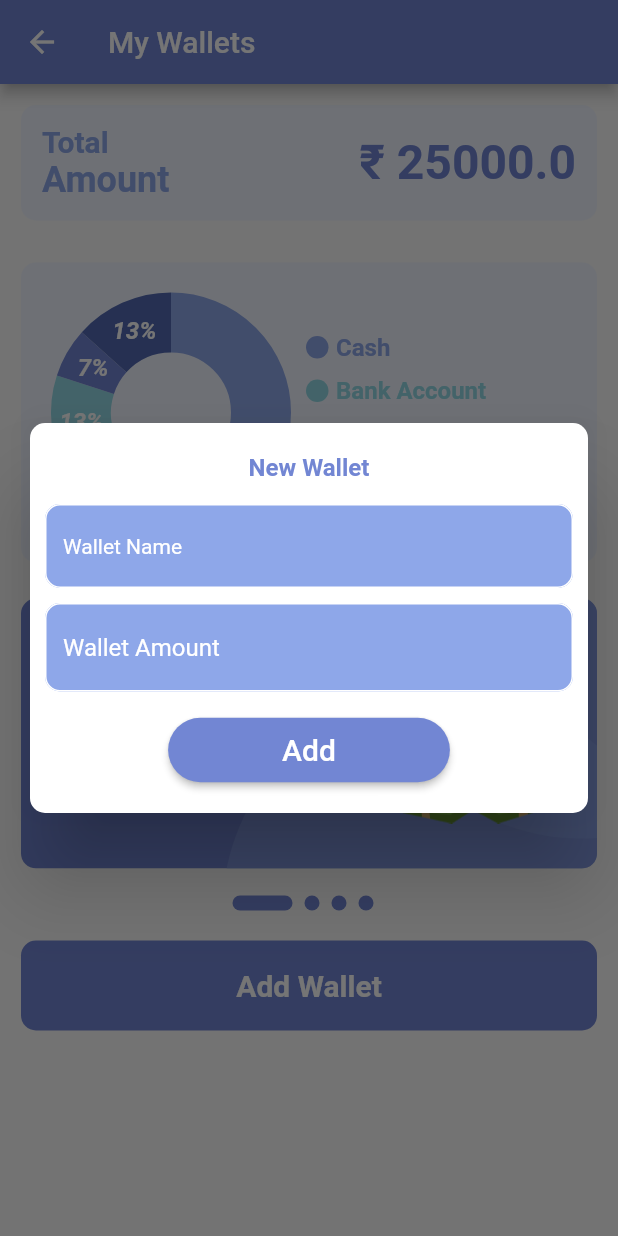
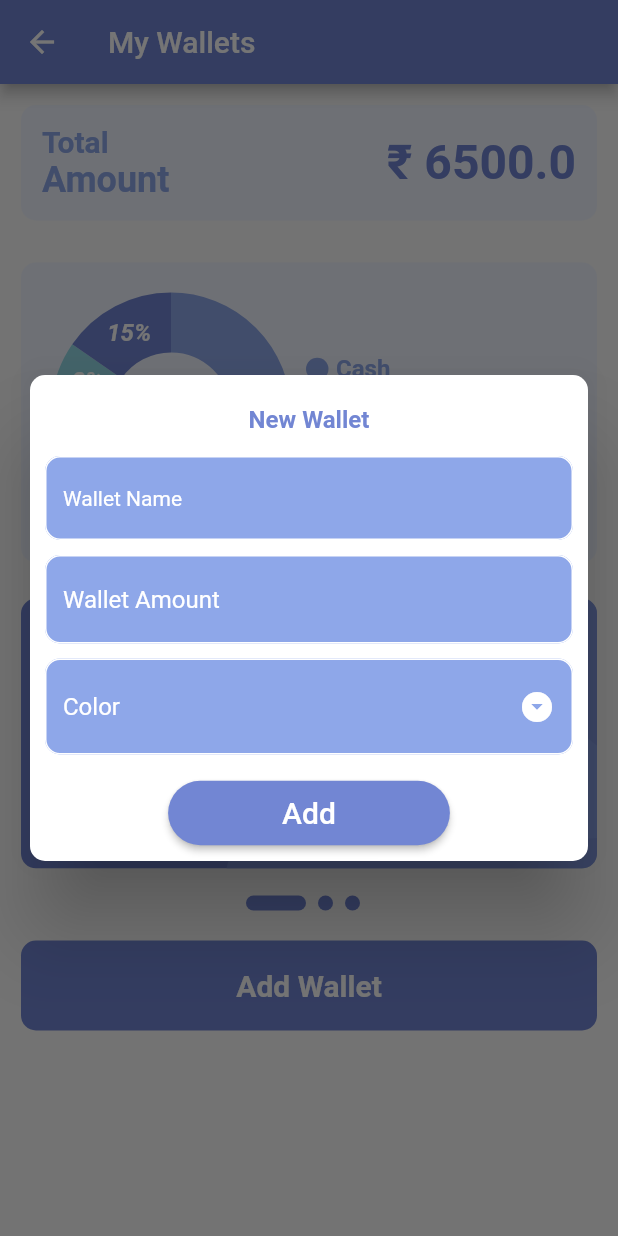
Before and after one commit to BluFin-Designs/Invox-App, a Flutter app: the HomePage screen opened directly, item 2 of the bottom bar chosen, after a tap on "Add Wallet", on a phone screen of 412 x 824 dp. Run offline on Flutter 3.47's test engine with Material 2 defaults, Android fonts, the phone set to English and light mode, and no system bars; drawn by our look-alikes of carousel_slider, fl_chart; our stand-ins replace bloc, equatable, firebase_auth, firebase_core, flutter_bloc, google_sign_in and 2 more; accounts and stored records are empty.

Commit message:
Wallet functionality added

```diff
--- a/invox/lib/Models/WalletModel.dart
+++ b/invox/lib/Models/WalletModel.dart
@@ -1,7 +1,14 @@
+import 'package:flutter/material.dart';
+
 class Wallet {
   String Uid;
   String title;
   double amount;
+  Color color;
 
-  Wallet({this.amount = 0, required this.title, required this.Uid});
+  Wallet(
+      {this.amount = 0,
+      required this.title,
+      required this.Uid,
+      required this.color});
 }
--- a/invox/lib/Views/Screens/HomePage_Screen.dart
+++ b/invox/lib/Views/Screens/HomePage_Screen.dart
@@ -14,6 +14,7 @@ import '../../Repositories/UserRepository.dart';
 import '../../Repositories/TransactionRepository.dart';
 import '../../Models/Transaction_Model.dart';
 import '../../blocs/transactions_bloc.dart';
+import '../../blocs/wallet_bloc.dart';
 
 class HomePage extends StatefulWidget {
   static const routeName = '/home-page';
@@ -250,7 +251,16 @@ class _HomePageState extends State<HomePage> {
                 );
                 break;
               case 1:
-                Navigator.pushNamed(context, MyWalletsScreen.routeName);
+                Navigator.of(context).push(
+                  MaterialPageRoute(
+                    builder: (_) {
+                      return BlocProvider(
+                        create: (context) => WalletBloc(),
+                        child: MyWalletsScreen(),
+                      );
+                    },
+                  ),
+                );
                 break;
               case 2:
                 Navigator.pushNamed(context, Statistics.routeName);
--- a/invox/lib/Views/Screens/MyWallets_Screen.dart
+++ b/invox/lib/Views/Screens/MyWallets_Screen.dart
@@ -1,9 +1,13 @@
 import 'package:flutter/material.dart';
 import 'package:fl_chart/fl_chart.dart';
+import 'package:flutter_bloc/flutter_bloc.dart';
 
+import '../../Models/WalletModel.dart';
 import '../Widgets/Total_Balance_Card.dart';
 import '../Widgets/WalletSlider.dart';
 import '../Widgets/Add_Wallet_PopUp.dart';
+import '../../blocs/wallet_bloc.dart';
+import '../../Repositories/WalletRepository.dart';
 
 class MyWalletsScreen extends StatefulWidget {
   static const routeName = '/my_wallets';
@@ -17,34 +21,13 @@ class _MyWalletsScreenState extends State<MyWalletsScreen> {
   void _refreshPage() {
     setState(() {});
   }
+  /*WalletRepository walletRepo = WalletRepository();
+  late List<Wallet> allWallets = walletRepo.getWallets();*/
 
-  List<Map<String, dynamic>> wallets = [
-    {
-      "name": "Cash",
-      "value": 5000.0,
-      "color": 0xff8EA7E9,
-    },
-    {
-      "name": "Bank Account",
-      "value": 1000.0,
-      "color": 0xff91D8E4,
-    },
-    {
-      "name": "Digital Wallet",
-      "value": 500.0,
-      "color": 0xff7286D3,
-    },
-    {
-      "name": "Others",
-      "value": 1000.0,
-      "color": 0xff5269B3,
-    },
-  ];
-
-  double getTotal() {
+  double getTotal(List<Wallet> allWallets) {
     double total = 0;
-    for (int i = 0; i < wallets.length; i++) {
-      total = total + wallets[i]["value"];
+    for (int i = 0; i < allWallets.length; i++) {
+      total = total + allWallets[i].amount;
     }
     return total;
   }
@@ -56,12 +39,25 @@ class _MyWalletsScreenState extends State<MyWalletsScreen> {
         title: const Text("My Wallets"),
         backgroundColor: Theme.of(context).primaryColor,
       ),
-      body: SingleChildScrollView(
+      body: BlocBuilder<WalletBloc, WalletState>(
+        builder: (context, state) {
+          if (state is WalletInitialState) {
+            BlocProvider.of<WalletBloc>(context).add(WalletLoadingEvent());
+            return SizedBox(
+              height: 200,
+              width: MediaQuery.of(context).size.width,
+              child: const Center(
+                child: CircularProgressIndicator(),
+              ),
+            );
+          } else if (state is WalletLoadedState) {
+            List<Wallet> allWallets = state.allWallets;
+            return SingleChildScrollView(
               child: Column(
                 children: [
-            const Padding(
+                  Padding(
                     padding: EdgeInsets.all(14.0),
-              child: Total_Balance_Card(amount: 25000),
+                    child: Total_Balance_Card(amount: getTotal(allWallets)),
                   ),
                   Padding(
                     padding: EdgeInsets.all(14.0),
@@ -86,7 +82,7 @@ class _MyWalletsScreenState extends State<MyWalletsScreen> {
                                     startDegreeOffset: -90,
                                     sectionsSpace: 0,
                                     centerSpaceRadius: 40,
-                              sections: showingSections(),
+                                    sections: showingSections(allWallets),
                                   ),
                                 ),
                               ),
@@ -100,15 +96,15 @@ class _MyWalletsScreenState extends State<MyWalletsScreen> {
                                   physics: const NeverScrollableScrollPhysics(),
                                   itemBuilder: (_, i) {
                                     return Padding(
-                                padding:
-                                    const EdgeInsets.symmetric(vertical: 5.0),
+                                      padding: const EdgeInsets.symmetric(
+                                          vertical: 5.0),
                                       child: Row(
                                         children: [
                                           Container(
                                             height: 15,
                                             width: 15,
                                             decoration: BoxDecoration(
-                                          color: Color(wallets[i]["color"]),
+                                                color: allWallets[i].color,
                                                 borderRadius:
                                                     BorderRadius.circular(10)),
                                           ),
@@ -116,20 +112,20 @@ class _MyWalletsScreenState extends State<MyWalletsScreen> {
                                             width: 5,
                                           ),
                                           Text(
-                                      (wallets[i]["name"].length > 13)
-                                          ? '${wallets[i]["name"].substring(0, 13)}..'
-                                          : wallets[i]["name"],
+                                            (allWallets[i].title.length > 13)
+                                                ? '${allWallets[i].title.substring(0, 13)}..'
+                                                : allWallets[i].title,
                                             style: TextStyle(
                                               fontSize: 16,
                                               fontWeight: FontWeight.bold,
-                                        color: Color(wallets[i]["color"]),
+                                              color: allWallets[i].color,
                                             ),
                                           ),
                                         ],
                                       ),
                                     );
                                   },
-                            itemCount: wallets.length,
+                                  itemCount: allWallets.length,
                                 ),
                               ),
                             )
@@ -138,7 +134,7 @@ class _MyWalletsScreenState extends State<MyWalletsScreen> {
                       ),
                     ),
                   ),
-            Wallet_Slider(wallets: wallets),
+                  Wallet_Slider(wallets: allWallets),
                   const SizedBox(
                     height: 10,
                   ),
@@ -179,7 +175,7 @@ class _MyWalletsScreenState extends State<MyWalletsScreen> {
                           ),
                           child: SizedBox(
                             width: MediaQuery.of(context).size.width - 40,
-                      height: 260,
+                            height: MediaQuery.of(context).size.height - 500,
                             child: SingleChildScrollView(
                               child: Column(
                                 children: <Widget>[
@@ -208,19 +204,30 @@ class _MyWalletsScreenState extends State<MyWalletsScreen> {
                   )
                 ],
               ),
+            );
+          } else {
+            return SizedBox(
+              height: 200,
+              width: MediaQuery.of(context).size.width,
+              child: const Center(
+                child: Text("Error Loading Data!"),
+              ),
+            );
+          }
+        },
       ),
     );
   }
 
-  List<PieChartSectionData> showingSections() {
+  List<PieChartSectionData> showingSections(List<Wallet> allWallets) {
     List<PieChartSectionData> data = [];
-    for (var element in wallets) {
+    for (var element in allWallets) {
       data.add(PieChartSectionData(
-          color: Color(element["color"]),
-          value: element["value"],
+          color: element.color,
+          value: element.amount,
           showTitle: true,
           title:
-              ('${((element["value"] / getTotal()) * 100).toStringAsFixed(0)}%'),
+              ('${((element.amount / getTotal(allWallets)) * 100).toStringAsFixed(0)}%'),
           titleStyle: const TextStyle(
               color: Colors.white,
               fontWeight: FontWeight.bold,
--- a/invox/lib/Views/Widgets/Add_Wallet_PopUp.dart
+++ b/invox/lib/Views/Widgets/Add_Wallet_PopUp.dart
@@ -16,6 +16,7 @@ class _AddWalletPopupState extends State<AddWalletPopup> {
 
   late String _newWalletTitle;
   late double _newWalletAmount;
+  late Color _newWalletColor;
   _addNewWallet(BuildContext context, Wallet wallet) {
     WalletRepository catRepo = WalletRepository();
     try {
@@ -122,6 +123,77 @@ class _AddWalletPopupState extends State<AddWalletPopup> {
                 },
               ),
             ),
+            Padding(
+              padding: const EdgeInsets.symmetric(
+                horizontal: 10,
+                vertical: 5,
+              ),
+              child: SizedBox(
+                width: MediaQuery.of(context).size.width - 40,
+                child: DropdownButtonFormField(
+                  isDense: true,
+                  icon: const Icon(
+                    Icons.arrow_drop_down_circle,
+                    color: Colors.white,
+                  ),
+                  style: const TextStyle(
+                    color: Colors.white,
+                    fontSize: 12,
+                  ),
+                  decoration: InputDecoration(
+                    hintStyle: const TextStyle(
+                      color: Colors.white,
+                    ),
+                    focusColor: Colors.white,
+                    enabledBorder: OutlineInputBorder(
+                      borderRadius: BorderRadius.circular(10),
+                      borderSide: const BorderSide(
+                        color: Colors.white,
+                        style: BorderStyle.solid,
+                      ),
+                    ),
+                    focusedBorder: OutlineInputBorder(
+                      borderRadius: BorderRadius.circular(10),
+                      borderSide: const BorderSide(
+                        color: Colors.white,
+                        style: BorderStyle.solid,
+                      ),
+                    ),
+                    fillColor: Color(0xff8EA7E9),
+                    filled: true,
+                  ),
+                  borderRadius: BorderRadius.circular(10),
+                  hint: const Text(
+                    "Color",
+                    style: TextStyle(
+                      color: Colors.white,
+                      fontSize: 16,
+                    ),
+                  ),
+                  items: <Color>[
+                    Colors.deepOrangeAccent,
+                    Colors.blueAccent,
+                    Colors.greenAccent,
+                    Colors.purpleAccent,
+                  ].map<DropdownMenuItem<Color>>((Color value) {
+                    return DropdownMenuItem<Color>(
+                      value: value,
+                      child: Container(
+                        height: 30,
+                        width: 50,
+                        decoration: BoxDecoration(
+                          borderRadius: BorderRadius.circular(30),
+                          color: value,
+                        ),
+                      ),
+                    );
+                  }).toList(),
+                  onChanged: (Color? value) {
+                    _newWalletColor = value!;
+                  },
+                ),
+              ),
+            ),
             const SizedBox(
               height: 10,
             ),
@@ -138,6 +210,7 @@ class _AddWalletPopupState extends State<AddWalletPopup> {
                       Wallet(
                         title: _newWalletTitle,
                         amount: _newWalletAmount,
+                        color: _newWalletColor,
                         Uid: uuid.v1(),
                       ));
                 } else {
--- a/invox/lib/Views/Widgets/Edit_Transaction_PopUp.dart
+++ b/invox/lib/Views/Widgets/Edit_Transaction_PopUp.dart
@@ -23,7 +23,8 @@ class _EditTransactionPopUpState extends State<EditTransactionPopUp> {
   IconData txnIcon = Icons.movie_creation;
   DateTime _selectedDate = DateTime.now();
   late TransactionCategoryModel category;
-  late Wallet wallet = Wallet(title: "Cash", Uid: "23");
+  late Wallet wallet =
+      Wallet(title: "Cash", Uid: "23", color: Color(0xff7286D3));
   String uuid = "";
 
   Future<void> _selectDate(BuildContext ctx) async {
--- a/invox/lib/Views/Widgets/WalletSlider.dart
+++ b/invox/lib/Views/Widgets/WalletSlider.dart
@@ -1,5 +1,7 @@
 import 'package:flutter/material.dart';
 import 'package:carousel_slider/carousel_slider.dart';
+import 'package:invox/Models/WalletModel.dart';
+import '../../utils/Wallets_Database.dart';
 
 class Wallet_Slider extends StatefulWidget {
   const Wallet_Slider({
@@ -7,7 +9,7 @@ class Wallet_Slider extends StatefulWidget {
     required this.wallets,
   }) : super(key: key);
 
-  final List<Map<String, dynamic>> wallets;
+  final List<Wallet> wallets;
 
   @override
   State<Wallet_Slider> createState() => _Wallet_SliderState();
@@ -80,7 +82,7 @@ class _Wallet_SliderState extends State<Wallet_Slider> {
                               crossAxisAlignment: CrossAxisAlignment.start,
                               children: [
                                 Text(
-                                  element["name"],
+                                  element.title,
                                   style: const TextStyle(
                                     color: Colors.white,
                                     fontSize: 24,
@@ -90,7 +92,7 @@ class _Wallet_SliderState extends State<Wallet_Slider> {
                                   height: 5,
                                 ),
                                 Text(
-                                  '₹ ${element["value"].toStringAsFixed(2)}',
+                                  '₹ ${element.amount.toStringAsFixed(2)}',
                                   style: const TextStyle(
                                     color: Colors.white,
                                     fontWeight: FontWeight.bold,
@@ -105,7 +107,7 @@ class _Wallet_SliderState extends State<Wallet_Slider> {
                             right: 30,
                             child: Image(
                               image: AssetImage(
-                                (!element["name"].contains("Card"))
+                                (!element.title.contains("Card"))
                                     ? 'assets/images/money_bag.png'
                                     : 'assets/images/credit_card.png',
                               ),
--- /dev/null
+++ b/invox/lib/blocs/wallet_bloc.dart
@@ -0,0 +1,31 @@
+import 'package:bloc/bloc.dart';
+import 'package:equatable/equatable.dart';
+
+import '../Repositories/WalletRepository.dart';
+import '../Models/WalletModel.dart';
+
+part 'wallet_event.dart';
+part 'wallet_state.dart';
+
+class WalletBloc extends Bloc<WalletEvent, WalletState> {
+  WalletBloc() : super(WalletInitialState()) {
+    WalletRepository walletRepo = WalletRepository();
+    List<Wallet> allWallets = [];
+
+    on<WalletEvent>((event, emit) async {
+      if (event is WalletLoadingEvent) {
+        //Load-Data
+        try {
+          allWallets = await walletRepo.getWallets();
+          emit(WalletLoadedState(allWallets));
+        } catch (err) {
+          emit(WalletLoadingErrorState());
+        }
+      } else if (event is WalletLoadedEvent) {
+        emit(WalletLoadedState(allWallets));
+      } else {
+        emit(WalletLoadingErrorState());
+      }
+    });
+  }
+}
--- /dev/null
+++ b/invox/lib/blocs/wallet_event.dart
@@ -0,0 +1,20 @@
+part of 'wallet_bloc.dart';
+
+abstract class WalletEvent extends Equatable {
+  const WalletEvent();
+}
+
+class WalletLoadingEvent extends WalletEvent {
+  @override
+  List<Object> get props => [];
+}
+
+class WalletLoadingErrorEvent extends WalletEvent {
+  @override
+  List<Object> get props => [];
+}
+
+class WalletLoadedEvent extends WalletEvent {
+  @override
+  List<Object> get props => [];
+}
--- /dev/null
+++ b/invox/lib/blocs/wallet_state.dart
@@ -0,0 +1,24 @@
+part of 'wallet_bloc.dart';
+
+abstract class WalletState extends Equatable {
+  const WalletState();
+}
+
+class WalletInitialState extends WalletState {
+  @override
+  List<Object> get props => [];
+}
+
+class WalletLoadingErrorState extends WalletState {
+  @override
+  List<Object> get props => [];
+}
+
+class WalletLoadedState extends WalletState {
+  List<Wallet> allWallets;
+
+  WalletLoadedState(this.allWallets);
+
+  @override
+  List<Object> get props => [];
+}
--- a/invox/lib/utils/Wallets_Database.dart
+++ b/invox/lib/utils/Wallets_Database.dart
@@ -3,8 +3,12 @@ import '../Models/WalletModel.dart';
 
 class WalletsDatabase {
   static List<Wallet> wallets = [
-    Wallet(amount: 5000, title: 'Cash', Uid: "45"),
-    Wallet(amount: 500, title: 'Digital Wallet', Uid: "89"),
-    Wallet(amount: 1000, title: 'Others', Uid: "34"),
+    Wallet(amount: 5000, title: 'Cash', Uid: "45", color: Color(0xff8EA7E9)),
+    Wallet(
+        amount: 500,
+        title: 'Digital Wallet',
+        Uid: "89",
+        color: Color(0xff91D8E4)),
+    Wallet(amount: 1000, title: 'Others', Uid: "34", color: Color(0xff7286D3)),
   ];
 }
```
Lines whose indentation alone changed are shown as unchanged.
